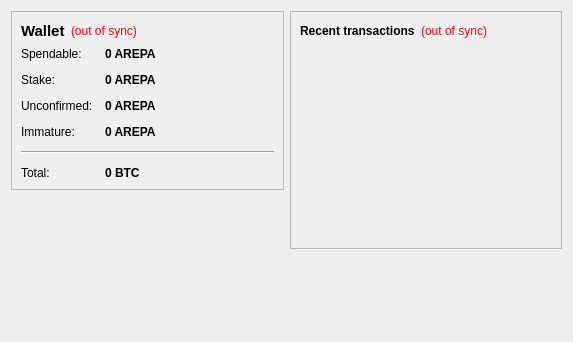
This is src/qt/forms/overviewpage.ui in ProjectArepa/ArepaCoin as Qt 5 draws it before an edit. The edited form follows.
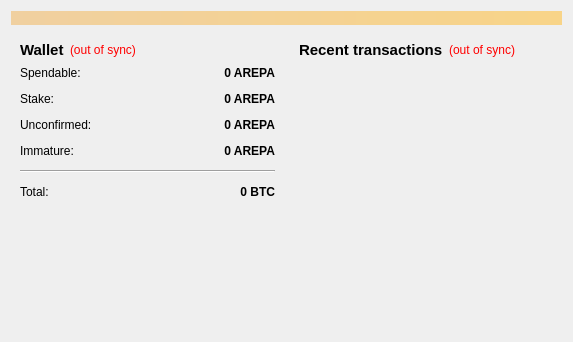
This is the edited form.

```diff
--- a/src/qt/forms/overviewpage.ui
+++ b/src/qt/forms/overviewpage.ui
@@ -13,17 +13,30 @@
   <property name="windowTitle">
    <string>Form</string>
   </property>
+  <layout class="QVBoxLayout" name="topLayout">
+   <item>
+    <widget class="QLabel" name="labelAlerts">
+     <property name="visible">
+      <bool>false</bool>
+     </property>
+     <property name="styleSheet">
+      <string notr="true">background-color: qlineargradient(x1: 0, y1: 0, x2: 1, y2: 0, stop:0 #F0D0A0, stop:1 #F8D488);  color:#000000
+</string>
+     </property>
+     <property name="wordWrap">
+      <bool>true</bool>
+     </property>
+     <property name="margin">
+      <number>3</number>
+     </property>
+    </widget>
+   </item>
+   <item>
   <layout class="QHBoxLayout" name="horizontalLayout" stretch="1,1">
    <item>
     <layout class="QVBoxLayout" name="verticalLayout_2">
      <item>
-      <widget class="QFrame" name="frame">
-       <property name="frameShape">
-        <enum>QFrame::StyledPanel</enum>
-       </property>
-       <property name="frameShadow">
-        <enum>QFrame::Raised</enum>
-       </property>
+        <widget class="QWidget" name="widget" native="true">
        <layout class="QVBoxLayout" name="verticalLayout_4">
         <item>
          <layout class="QHBoxLayout" name="horizontalLayout_4">
@@ -107,6 +120,9 @@
             <property name="text">
              <string notr="true">0 AREPA</string>
             </property>
+              <property name="alignment">
+               <set>Qt::AlignRight|Qt::AlignTrailing|Qt::AlignVCenter</set>
+              </property>
             <property name="textInteractionFlags">
              <set>Qt::LinksAccessibleByMouse|Qt::TextSelectableByKeyboard|Qt::TextSelectableByMouse</set>
             </property>
@@ -136,6 +152,9 @@
             <property name="text">
              <string notr="true">0 AREPA</string>
             </property>
+              <property name="alignment">
+               <set>Qt::AlignRight|Qt::AlignTrailing|Qt::AlignVCenter</set>
+              </property>
             <property name="textInteractionFlags">
              <set>Qt::LinksAccessibleByMouse|Qt::TextSelectableByKeyboard|Qt::TextSelectableByMouse</set>
             </property>
@@ -165,6 +184,9 @@
             <property name="text">
              <string notr="true">0 AREPA</string>
             </property>
+              <property name="alignment">
+               <set>Qt::AlignRight|Qt::AlignTrailing|Qt::AlignVCenter</set>
+              </property>
             <property name="textInteractionFlags">
              <set>Qt::LinksAccessibleByMouse|Qt::TextSelectableByKeyboard|Qt::TextSelectableByMouse</set>
             </property>
@@ -191,6 +213,9 @@
             <property name="text">
              <string notr="true">0 AREPA</string>
             </property>
+              <property name="alignment">
+               <set>Qt::AlignRight|Qt::AlignTrailing|Qt::AlignVCenter</set>
+              </property>
             <property name="textInteractionFlags">
              <set>Qt::LinksAccessibleByMouse|Qt::TextSelectableByKeyboard|Qt::TextSelectableByMouse</set>
             </property>
@@ -227,6 +252,9 @@
             <property name="text">
              <string notr="true">0 BTC</string>
             </property>
+              <property name="alignment">
+               <set>Qt::AlignRight|Qt::AlignTrailing|Qt::AlignVCenter</set>
+              </property>
             <property name="textInteractionFlags">
              <set>Qt::LinksAccessibleByMouse|Qt::TextSelectableByKeyboard|Qt::TextSelectableByMouse</set>
             </property>
@@ -255,18 +283,19 @@
    <item>
     <layout class="QVBoxLayout" name="verticalLayout_3">
      <item>
-      <widget class="QFrame" name="frame_2">
-       <property name="frameShape">
-        <enum>QFrame::StyledPanel</enum>
-       </property>
-       <property name="frameShadow">
-        <enum>QFrame::Raised</enum>
-       </property>
+        <widget class="QWidget" name="widget_2" native="true">
        <layout class="QVBoxLayout" name="verticalLayout">
         <item>
          <layout class="QHBoxLayout" name="horizontalLayout_2">
           <item>
            <widget class="QLabel" name="label_4">
+              <property name="font">
+               <font>
+                <pointsize>11</pointsize>
+                <weight>75</weight>
+                <bold>true</bold>
+               </font>
+              </property>
             <property name="text">
              <string>&lt;b&gt;Recent transactions&lt;/b&gt;</string>
             </property>
@@ -325,18 +354,7 @@
        </layout>
       </widget>
      </item>
-     <item>
-      <spacer name="verticalSpacer_2">
-       <property name="orientation">
-        <enum>Qt::Vertical</enum>
-       </property>
-       <property name="sizeHint" stdset="0">
-        <size>
-         <width>20</width>
-         <height>40</height>
-        </size>
-       </property>
-      </spacer>
+      </layout>
      </item>
     </layout>
    </item>
```
Left out of the diff: 8 changed lines with no effect on the pictures. Lines whose indentation alone changed are shown as unchanged.
